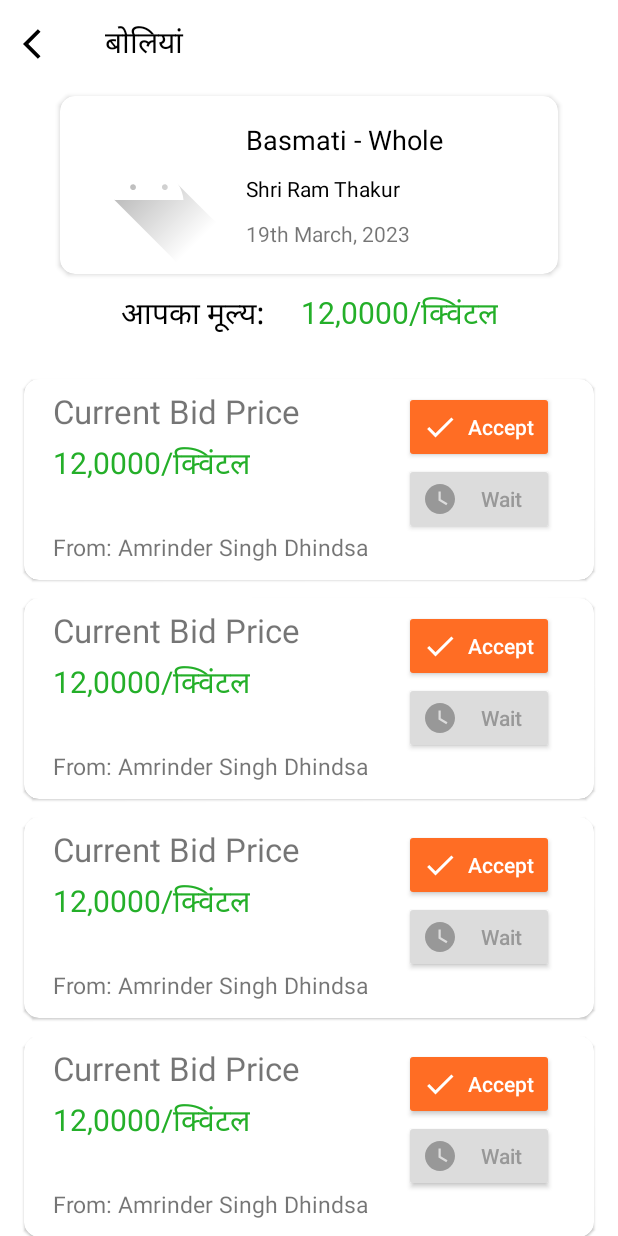
After one commit to itsnitish22/FarmApp, an Android app: the layout fragment_farmer_bidding.xml on its own in the app's theme, with its tools: preview values and no code run, on a phone screen of 412 x 824 dp. The commit adds this screen. Run offline under Robolectric (Android 15) with nearby library versions, the phone set to English and light mode, and no system bars.

```diff
--- a/app/src/main/java/com/teamdefine/farmapp/MainActivity.kt
+++ b/app/src/main/java/com/teamdefine/farmapp/MainActivity.kt
@@ -1,9 +1,14 @@
 package com.teamdefine.farmapp
 
 import android.os.Bundle
+import android.os.Handler
+import android.util.Log
 import androidx.appcompat.app.AppCompatActivity
+import com.teamdefine.farmapp.application.FirstYield
+import io.socket.client.Socket
 
 class MainActivity : AppCompatActivity() {
+    var socketIOInstance: Socket? = null
     override fun onCreate(savedInstanceState: Bundle?) {
         super.onCreate(savedInstanceState)
         setContentView(R.layout.activity_main)
--- a/app/src/main/java/com/teamdefine/farmapp/application/FirstYield.kt
+++ b/app/src/main/java/com/teamdefine/farmapp/application/FirstYield.kt
@@ -7,13 +7,13 @@ import io.socket.client.IO
 import io.socket.client.Socket
 
 class FirstYield : Application() {
-    var socketIO: Socket? = IO.socket("http://10.10.4.41/")
+    var socketIO: Socket? = IO.socket("http://192.168.2.18:3000/")
 
     override fun onCreate() {
         super.onCreate()
         try {
-            Log.i("Application Socket Success", "Socket Connected")
             socketIO?.connect()
+            Log.i("Application Socket Try", "Socket Try Connection")
         } catch (e: Exception) {
             Log.e("Application Socket Error", e.toString())
         }
--- /dev/null
+++ b/app/src/main/java/com/teamdefine/farmapp/buyer/bidding/BuyerBiddingFragment.kt
@@ -0,0 +1,22 @@
+package com.teamdefine.farmapp.buyer.bidding
+
+import android.os.Bundle
+import android.view.LayoutInflater
+import android.view.View
+import android.view.ViewGroup
+import androidx.fragment.app.Fragment
+import androidx.fragment.app.viewModels
+import com.teamdefine.farmapp.R
+import com.teamdefine.farmapp.databinding.FragmentBuyerBiddingBinding
+
+class BuyerBiddingFragment : Fragment() {
+    private val viewModel: BuyerBiddingViewModel by viewModels()
+    private lateinit var binding: FragmentBuyerBiddingBinding
+
+    override fun onCreateView(
+        inflater: LayoutInflater, container: ViewGroup?,
+        savedInstanceState: Bundle?
+    ): View? {
+        return inflater.inflate(R.layout.fragment_buyer_bidding, container, false)
+    }
+}
--- /dev/null
+++ b/app/src/main/java/com/teamdefine/farmapp/buyer/bidding/BuyerBiddingViewModel.kt
@@ -0,0 +1,7 @@
+package com.teamdefine.farmapp.buyer.bidding
+
+import androidx.lifecycle.ViewModel
+
+class BuyerBiddingViewModel : ViewModel() {
+    // TODO: Implement the ViewModel
+}
--- /dev/null
+++ b/app/src/main/java/com/teamdefine/farmapp/farmer/bidding/FarmerBiddingAdapter.kt
@@ -0,0 +1,27 @@
+package com.teamdefine.farmapp.farmer.bidding
+
+import android.view.LayoutInflater
+import android.view.View
+import android.view.ViewGroup
+import androidx.recyclerview.widget.RecyclerView
+import com.teamdefine.farmapp.R
+
+class FarmerBiddingAdapter() : RecyclerView.Adapter<FarmerBiddingAdapter.ViewHolder>() {
+
+    inner class ViewHolder(itemView: View) : RecyclerView.ViewHolder(itemView) {
+    }
+
+    override fun onCreateViewHolder(parent: ViewGroup, viewType: Int): ViewHolder {
+        val view = LayoutInflater.from(parent.context)
+            .inflate(R.layout.item_farmer_bid, parent, false)
+        return ViewHolder(view)
+    }
+
+    override fun onBindViewHolder(holder: ViewHolder, position: Int) {
+//        TODO("Not yet implemented")
+    }
+
+    override fun getItemCount(): Int {
+        return 5
+    }
+}
--- /dev/null
+++ b/app/src/main/java/com/teamdefine/farmapp/farmer/bidding/FarmerBiddingFragment.kt
@@ -0,0 +1,43 @@
+package com.teamdefine.farmapp.farmer.bidding
+
+import android.os.Bundle
+import android.util.Log
+import android.view.LayoutInflater
+import android.view.View
+import android.view.ViewGroup
+import androidx.fragment.app.Fragment
+import androidx.fragment.app.viewModels
+import androidx.lifecycle.Observer
+import androidx.recyclerview.widget.LinearLayoutManager
+import androidx.recyclerview.widget.RecyclerView
+import com.google.firebase.auth.FirebaseAuth
+import com.teamdefine.farmapp.MainActivity
+import com.teamdefine.farmapp.databinding.FragmentFarmerBiddingBinding
+import io.socket.client.Socket
+
+class FarmerBiddingFragment : Fragment() {
+    private val viewModel: FarmerBiddingViewModel by viewModels()
+    private lateinit var binding: FragmentFarmerBiddingBinding
+    private lateinit var firebaseAuth: FirebaseAuth
+    private var adapter: RecyclerView.Adapter<FarmerBiddingAdapter.ViewHolder>? = null //adapter
+
+    override fun onCreateView(
+        inflater: LayoutInflater, container: ViewGroup?,
+        savedInstanceState: Bundle?
+    ): View? = FragmentFarmerBiddingBinding.inflate(inflater, container, false).also {
+        binding = it
+        firebaseAuth = FirebaseAuth.getInstance()
+    }.root
+
+    override fun onViewCreated(view: View, savedInstanceState: Bundle?) {
+        super.onViewCreated(view, savedInstanceState)
+
+        initViews()
+    }
+
+    private fun initViews() {
+        adapter = FarmerBiddingAdapter()
+        binding.recyclerView.adapter = adapter
+        binding.recyclerView.layoutManager = LinearLayoutManager(activity)
+    }
+}
--- /dev/null
+++ b/app/src/main/java/com/teamdefine/farmapp/farmer/bidding/FarmerBiddingViewModel.kt
@@ -0,0 +1,48 @@
+package com.teamdefine.farmapp.farmer.bidding
+
+import androidx.lifecycle.LiveData
+import androidx.lifecycle.MutableLiveData
+import androidx.lifecycle.ViewModel
+import com.google.firebase.auth.FirebaseAuth
+import com.google.gson.Gson
+import io.socket.client.Socket
+import io.socket.emitter.Emitter
+import org.json.JSONArray
+import org.json.JSONObject
+
+class FarmerBiddingViewModel : ViewModel() {
+    private val _receivedData: MutableLiveData<Any?> = MutableLiveData()
+    val receivedData: LiveData<Any?>
+        get() = _receivedData
+
+    fun initializeSocketListeners(socketIOInstance: Socket?) {
+        socketIOInstance?.on("bid-on-crop", onNewBidOnCrop)
+    }
+
+    fun joinCropRoom(
+        socketIOInstance: Socket?,
+        cropId: String,
+        firebaseInstance: FirebaseAuth
+    ) {
+//        socketIOInstance?.emit(
+//            "join-crop-room", Utility.bundleToJSONMapping(
+//                null, Bundle().apply {
+//                    putString("cropId", cropId);
+//                    putString("userName", "NitishSharma")
+//                })
+        )
+    }
+
+    private val onNewBidOnCrop =
+        Emitter.Listener { args ->
+            val nameValuePairs =
+                JSONObject(JSONArray(Gson().toJson(args))[0].toString()).getJSONObject("nameValuePairs")
+
+            val jsonObject = JSONObject()
+            jsonObject.put("cropId", nameValuePairs.getString("cropId"))
+            jsonObject.put("userName", nameValuePairs.getString("userName"))
+            jsonObject.put("bidPrice", nameValuePairs.getString("bidPrice"))
+
+            _receivedData.postValue(jsonObject)
+        }
+}
--- /dev/null
+++ b/app/src/main/res/drawable/ic_back.xml
@@ -0,0 +1,5 @@
+<vector android:autoMirrored="true" android:height="24dp"
+    android:tint="#000000" android:viewportHeight="24"
+    android:viewportWidth="24" android:width="24dp" xmlns:android="http://schemas.android.com/apk/res/android">
+    <path android:fillColor="@android:color/white" android:pathData="M11.67,3.87L9.9,2.1 0,12l9.9,9.9 1.77,-1.77L3.54,12z"/>
+</vector>
--- /dev/null
+++ b/app/src/main/res/drawable/ic_baseline_check_24.xml
@@ -0,0 +1,5 @@
+<vector android:height="24dp" android:tint="#FFFFFF"
+    android:viewportHeight="24" android:viewportWidth="24"
+    android:width="24dp" xmlns:android="http://schemas.android.com/apk/res/android">
+    <path android:fillColor="@android:color/white" android:pathData="M9,16.17L4.83,12l-1.42,1.41L9,19 21,7l-1.41,-1.41z"/>
+</vector>
--- /dev/null
+++ b/app/src/main/res/drawable/ic_wait.xml
@@ -0,0 +1,10 @@
+<vector xmlns:android="http://schemas.android.com/apk/res/android"
+    android:width="24dp"
+    android:height="24dp"
+    android:tint="#989898"
+    android:viewportWidth="24"
+    android:viewportHeight="24">
+    <path
+        android:fillColor="#989898"
+        android:pathData="M12,2C6.5,2 2,6.5 2,12s4.5,10 10,10s10,-4.5 10,-10S17.5,2 12,2zM16.2,16.2L11,13V7h1.5v5.2l4.5,2.7L16.2,16.2z" />
+</vector>
--- /dev/null
+++ b/app/src/main/res/layout/fragment_buyer_bidding.xml
@@ -0,0 +1,13 @@
+<?xml version="1.0" encoding="utf-8"?>
+<FrameLayout xmlns:android="http://schemas.android.com/apk/res/android"
+    xmlns:tools="http://schemas.android.com/tools"
+    android:layout_width="match_parent"
+    android:layout_height="match_parent"
+    tools:context=".buyer.bidding.BuyerBiddingFragment">
+
+    <TextView
+        android:layout_width="match_parent"
+        android:layout_height="match_parent"
+        android:text="Hello" />
+
+</FrameLayout>
--- /dev/null
+++ b/app/src/main/res/layout/fragment_farmer_bidding.xml
@@ -0,0 +1,155 @@
+<?xml version="1.0" encoding="utf-8"?>
+<androidx.constraintlayout.widget.ConstraintLayout xmlns:android="http://schemas.android.com/apk/res/android"
+    xmlns:app="http://schemas.android.com/apk/res-auto"
+    xmlns:tools="http://schemas.android.com/tools"
+    android:layout_width="match_parent"
+    android:layout_height="match_parent"
+    tools:context=".farmer.bidding.FarmerBiddingFragment">
+
+    <androidx.appcompat.widget.AppCompatImageView
+        android:id="@+id/backArrow"
+        android:layout_width="wrap_content"
+        android:layout_height="wrap_content"
+        android:padding="15dp"
+        android:src="@drawable/ic_back"
+        app:layout_constraintBottom_toBottomOf="@id/bidsTv"
+        app:layout_constraintStart_toStartOf="parent"
+        app:layout_constraintTop_toTopOf="parent" />
+
+    <androidx.appcompat.widget.AppCompatTextView
+        android:id="@+id/bidsTv"
+        android:layout_width="200dp"
+        android:layout_height="wrap_content"
+        android:fontFamily="@font/noto_devnagri"
+        android:padding="15dp"
+        android:text="बोलियां"
+        android:textColor="@color/black"
+        android:textSize="20sp"
+        app:layout_constraintBottom_toBottomOf="@id/backArrow"
+        app:layout_constraintStart_toEndOf="@id/backArrow"
+        app:layout_constraintTop_toTopOf="parent" />
+
+
+    <androidx.cardview.widget.CardView
+        android:id="@+id/outerCard"
+        android:layout_width="match_parent"
+        android:layout_height="wrap_content"
+        android:layout_marginStart="40dp"
+        android:layout_marginTop="5dp"
+        android:layout_marginEnd="40dp"
+        app:cardCornerRadius="10dp"
+        app:layout_constraintTop_toBottomOf="@id/bidsTv">
+
+        <androidx.constraintlayout.widget.ConstraintLayout
+            android:id="@+id/outerCardCl"
+            android:layout_width="match_parent"
+            android:layout_height="match_parent">
+
+            <androidx.appcompat.widget.AppCompatImageView
+                android:id="@+id/cropIv"
+                android:layout_width="wrap_content"
+                android:layout_height="wrap_content"
+                android:layout_margin="5dp"
+                android:src="@drawable/ic_launcher_foreground"
+                app:layout_constraintBottom_toBottomOf="parent"
+                app:layout_constraintEnd_toStartOf="@id/cv1"
+                app:layout_constraintStart_toStartOf="parent"
+                app:layout_constraintTop_toTopOf="parent" />
+
+            <androidx.constraintlayout.widget.ConstraintLayout
+                android:id="@+id/cv1"
+                android:layout_width="0dp"
+                android:layout_height="0dp"
+                app:layout_constraintBottom_toBottomOf="parent"
+                app:layout_constraintEnd_toEndOf="parent"
+                app:layout_constraintStart_toEndOf="@id/cropIv"
+                app:layout_constraintTop_toTopOf="parent" />
+
+            <LinearLayout
+                android:layout_width="0dp"
+                android:layout_height="0dp"
+                android:layout_marginStart="5dp"
+                android:gravity="center_vertical"
+                android:orientation="vertical"
+                app:layout_constraintBottom_toBottomOf="parent"
+                app:layout_constraintEnd_toEndOf="parent"
+                app:layout_constraintStart_toEndOf="@id/cropIv"
+                app:layout_constraintTop_toTopOf="parent">
+
+                <androidx.appcompat.widget.AppCompatTextView
+                    android:id="@+id/cropNameTv"
+                    android:layout_width="wrap_content"
+                    android:layout_height="wrap_content"
+                    android:padding="5dp"
+                    android:text="Basmati - Whole"
+                    android:textColor="@color/black"
+                    android:textSize="18sp" />
+
+                <androidx.appcompat.widget.AppCompatTextView
+                    android:id="@+id/farmerNameTv"
+                    android:layout_width="wrap_content"
+                    android:layout_height="wrap_content"
+                    android:padding="5dp"
+                    android:text="Shri Ram Thakur"
+                    android:textColor="@color/black"
+                    android:textSize="14sp" />
+
+                <androidx.appcompat.widget.AppCompatTextView
+                    android:id="@+id/dateTv"
+                    android:layout_width="wrap_content"
+                    android:layout_height="wrap_content"
+                    android:padding="5dp"
+                    android:text="19th March, 2023"
+                    android:textSize="14sp" />
+            </LinearLayout>
+        </androidx.constraintlayout.widget.ConstraintLayout>
+
+    </androidx.cardview.widget.CardView>
+
+    <LinearLayout
+        android:id="@+id/priceLl"
+        android:layout_width="wrap_content"
+        android:layout_height="wrap_content"
+        app:layout_constraintEnd_toEndOf="@id/outerCard"
+        app:layout_constraintStart_toStartOf="@+id/outerCard"
+        app:layout_constraintTop_toBottomOf="@id/outerCard">
+
+        <androidx.appcompat.widget.AppCompatTextView
+            android:id="@+id/aapkaMulaya"
+            android:layout_width="wrap_content"
+            android:layout_height="wrap_content"
+            android:fontFamily="@font/noto_devnagri"
+            android:padding="12dp"
+            android:text="आपका मूल्य:"
+            android:textColor="@color/black"
+            android:textSize="20sp" />
+
+        <androidx.appcompat.widget.AppCompatTextView
+            android:id="@+id/priceOfCrop"
+            android:layout_width="wrap_content"
+            android:layout_height="wrap_content"
+            android:fontFamily="@font/noto_devnagri"
+            android:gravity="center_vertical"
+            android:padding="12dp"
+            android:text="12,0000/क्विंटल"
+            android:textColor="#24AF29"
+            android:textSize="20sp" />
+    </LinearLayout>
+
+    <androidx.recyclerview.widget.RecyclerView
+        android:id="@+id/recyclerView"
+        android:layout_width="0dp"
+        android:layout_height="0dp"
+        android:layout_alignParentLeft="true"
+        android:layout_alignParentTop="true"
+        android:layout_marginStart="10dp"
+        android:layout_marginTop="10dp"
+        android:layout_marginEnd="10dp"
+        app:layout_constraintBottom_toBottomOf="parent"
+        app:layout_constraintEnd_toEndOf="parent"
+        app:layout_constraintStart_toStartOf="parent"
+        app:layout_constraintTop_toBottomOf="@id/priceLl"
+        tools:itemCount="5"
+        tools:listitem="@layout/item_farmer_bid" />
+
+</androidx.constraintlayout.widget.ConstraintLayout>
--- /dev/null
+++ b/app/src/main/res/layout/item_farmer_bid.xml
@@ -0,0 +1,120 @@
+<?xml version="1.0" encoding="utf-8"?>
+<com.google.android.material.card.MaterialCardView xmlns:android="http://schemas.android.com/apk/res/android"
+    xmlns:app="http://schemas.android.com/apk/res-auto"
+    xmlns:tools="http://schemas.android.com/tools"
+    android:layout_width="match_parent"
+    android:layout_height="wrap_content"
+    android:layout_margin="6dp"
+    app:cardCornerRadius="10dp">
+
+    <RelativeLayout
+        android:layout_width="match_parent"
+        android:layout_height="match_parent"
+        android:gravity="center_vertical"
+        android:padding="4dp">
+
+        <androidx.constraintlayout.widget.ConstraintLayout
+            android:id="@+id/cv1"
+            android:layout_width="wrap_content"
+            android:layout_height="wrap_content">
+
+            <LinearLayout
+                android:layout_width="wrap_content"
+                android:layout_height="wrap_content"
+                android:orientation="vertical"
+                app:layout_constraintStart_toStartOf="parent"
+                app:layout_constraintTop_toTopOf="parent">
+
+                <TextView
+                    android:id="@+id/bidPrice"
+                    android:layout_width="wrap_content"
+                    android:layout_height="35dp"
+                    android:layout_marginStart="15dp"
+                    android:ellipsize="end"
+                    android:gravity="center|start"
+                    android:maxLines="1"
+                    android:textSize="22sp"
+                    android:text="Current Bid Price" />
+
+                <TextView
+                    android:id="@+id/bidAmount"
+                    android:layout_width="wrap_content"
+                    android:layout_height="35dp"
+                    android:layout_marginStart="15dp"
+                    android:ellipsize="end"
+                    android:gravity="center|start"
+                    android:maxLines="1"
+                    android:textColor="#24AF29"
+                    android:textSize="20sp"
+                    android:text="12,0000/क्विंटल" />
+
+                <TextView
+                    android:id="@+id/nameOfBuyer"
+                    android:layout_width="wrap_content"
+                    android:layout_height="35dp"
+                    android:layout_marginStart="15dp"
+                    android:layout_marginTop="20dp"
+                    android:ellipsize="end"
+                    android:gravity="center|start"
+                    android:maxLines="1"
+                    android:textSize="15sp"
+                    android:text="From: Amrinder Singh Dhindsa" />
+
+            </LinearLayout>
+        </androidx.constraintlayout.widget.ConstraintLayout>
+
+        <androidx.constraintlayout.widget.ConstraintLayout
+            android:id="@+id/cv2"
+            android:layout_width="match_parent"
+            android:layout_height="wrap_content"
+            android:layout_alignParentTop="true"
+            android:layout_marginStart="0dp"
+            android:layout_marginTop="4dp"
+            android:layout_toEndOf="@+id/cv1">
+
+            <LinearLayout
+                android:layout_width="wrap_content"
+                android:layout_height="wrap_content"
+                android:gravity="center_vertical"
+                android:orientation="vertical"
+                app:layout_constraintEnd_toEndOf="parent"
+                app:layout_constraintStart_toStartOf="parent"
+                app:layout_constraintTop_toTopOf="parent">
+
+
+                <androidx.appcompat.widget.AppCompatButton
+                    android:id="@+id/acceptButton"
+                    android:layout_width="100dp"
+                    android:layout_height="wrap_content"
+                    android:backgroundTint="#FF6D24"
+                    android:drawableStart="@drawable/ic_baseline_check_24"
+                    android:drawablePadding="5dp"
+                    android:text="Accept"
+                    android:textAllCaps="false"
+                    android:textColor="@color/white"
+                    app:layout_constraintBottom_toBottomOf="parent"
+                    app:layout_constraintEnd_toEndOf="parent"
+                    app:layout_constraintStart_toStartOf="parent"
+                    app:layout_constraintTop_toTopOf="parent" />
+
+                <androidx.appcompat.widget.AppCompatButton
+                    android:id="@+id/waitButton"
+                    android:layout_width="100dp"
+                    android:layout_height="wrap_content"
+                    android:backgroundTint="#DCDCDC"
+                    android:drawableStart="@drawable/ic_wait"
+                    android:drawablePadding="5dp"
+                    android:text="Wait"
+                    android:textAllCaps="false"
+                    android:textColor="#989898"
+                    app:layout_constraintBottom_toBottomOf="parent"
+                    app:layout_constraintEnd_toEndOf="parent"
+                    app:layout_constraintStart_toStartOf="parent"
+                    app:layout_constraintTop_toTopOf="parent" />
+
+            </LinearLayout>
+        </androidx.constraintlayout.widget.ConstraintLayout>
+    </RelativeLayout>
+
+
+</com.google.android.material.card.MaterialCardView>
--- a/app/src/main/res/navigation/nav_graph.xml
+++ b/app/src/main/res/navigation/nav_graph.xml
@@ -3,11 +3,16 @@
     xmlns:app="http://schemas.android.com/apk/res-auto"
     xmlns:tools="http://schemas.android.com/tools"
     android:id="@+id/nav_graph"
-    app:startDestination="@id/splashFragment">
+    app:startDestination="@id/farmerBiddingFragment">
 
     <fragment
         android:id="@+id/splashFragment"
         android:name="com.teamdefine.farmapp.splash.SplashFragment"
         android:label="fragment_splash"
         tools:layout="@layout/fragment_splash" />
+    <fragment
+        android:id="@+id/farmerBiddingFragment"
+        android:name="com.teamdefine.farmapp.farmer.bidding.FarmerBiddingFragment"
+        android:label="fragment_farmer_bidding"
+        tools:layout="@layout/fragment_farmer_bidding" />
 </navigation>
```
Also changed, not shown: 1 other file.
